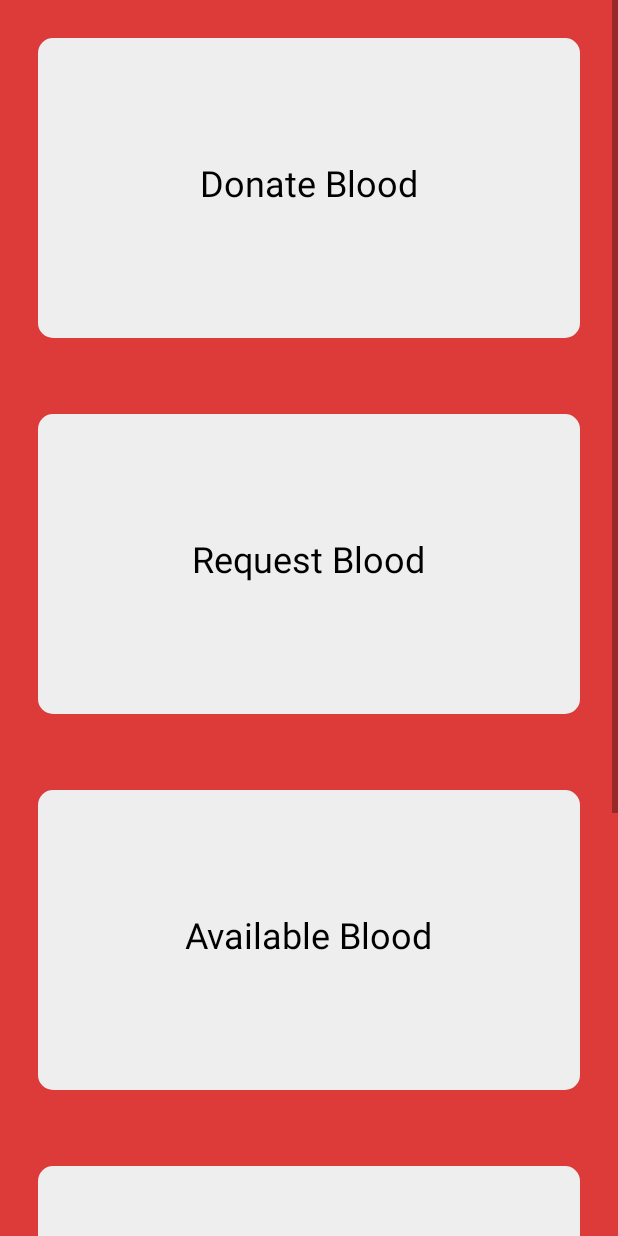
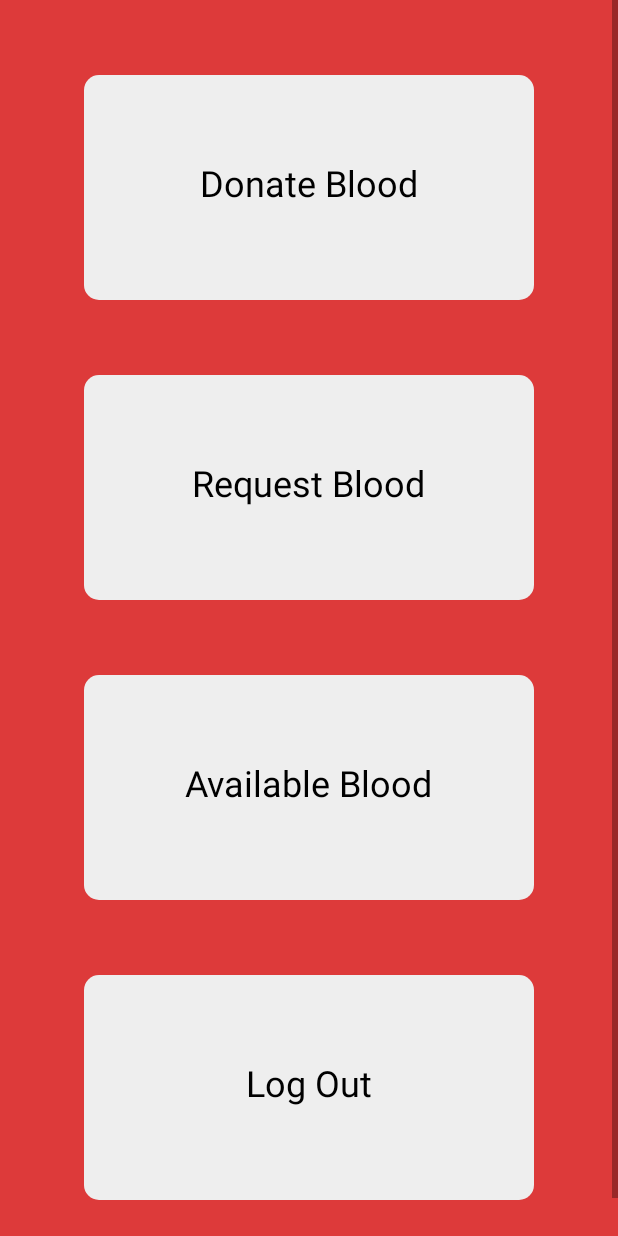
Before and after one commit to Ashutosh2209/blood-bank-app, an Android app: the Dashboard screen opened directly, with no data from a screen before it, on a phone screen of 412 x 824 dp. Run offline under Robolectric (Android 15) with nearby library versions, the phone set to English and light mode, and no system bars; our stand-ins replace Firebase (no records; nobody signed in at launch, a user with empty details on screens opened directly).

Commit message:
100% Completed... Done delete op

```diff
--- a/app/src/main/java/com/codewithashu/bloodbankandroidapp/Dashboard.java
+++ b/app/src/main/java/com/codewithashu/bloodbankandroidapp/Dashboard.java
@@ -25,7 +25,7 @@ public class Dashboard extends AppCompatActivity {
         cardRequest = (CardView)findViewById(R.id.request);
         cardAvailable = (CardView)findViewById(R.id.available);
 //        cardAddBlood = (CardView)findViewById(R.id.addblood);
-        cardDelete = (CardView)findViewById(R.id.delete);
+//        cardDelete = (CardView)findViewById(R.id.delete);
         cardLogOut = (CardView)findViewById(R.id.logout);
         fAuth = FirebaseAuth.getInstance();
 
@@ -106,13 +106,13 @@ public class Dashboard extends AppCompatActivity {
             }
         });
 
-        cardDelete.setOnClickListener(new View.OnClickListener() {
-            @Override
-            public void onClick(View view) {
-                Intent i = new Intent(getApplicationContext(), DeleteBlood.class);
-                startActivity(i);
-            }
-        });
+//        cardDelete.setOnClickListener(new View.OnClickListener() {
+//            @Override
+//            public void onClick(View view) {
+//                Intent i = new Intent(getApplicationContext(), DeleteBlood.class);
+//                startActivity(i);
+//            }
+//        });
 
         cardLogOut.setOnClickListener(new View.OnClickListener() {
             @Override
--- a/app/src/main/res/drawable/dialog_rounded.xml
+++ b/app/src/main/res/drawable/dialog_rounded.xml
@@ -1,6 +1,6 @@
 <?xml version="1.0" encoding="utf-8"?>
 <shape xmlns:android="http://schemas.android.com/apk/res/android">
-    <corners android:radius="50dp" />
+    <corners android:radius="25dp" />
     <solid android:color="#fff" />
     <stroke android:width="1dp"
         android:color="#DD3A3A"/>
--- a/app/src/main/res/layout/activity_dashboard.xml
+++ b/app/src/main/res/layout/activity_dashboard.xml
@@ -17,23 +17,22 @@
 
         <androidx.cardview.widget.CardView
             android:id="@+id/donate"
-            android:layout_width="match_parent"
-            android:layout_height="200dp"
+            android:layout_width="300dp"
+            android:layout_height="150dp"
             android:layout_rowWeight="1"
             android:layout_columnWeight="1"
-            android:layout_gravity="fill"
-            android:layout_margin="25sp"
+            android:layout_marginTop="50dp"
+            android:layout_gravity="center_horizontal"
             app:cardBackgroundColor="#EEEEEE"
             app:cardCornerRadius="10sp"
-            app:cardElevation="12sp">
+            app:cardElevation="13sp">
 
             <TextView
                 android:id="@+id/textView2"
                 android:layout_width="wrap_content"
                 android:layout_height="wrap_content"
                 android:layout_gravity="center_horizontal"
-                android:layout_marginTop="80dp"
-
+                android:layout_marginTop="55dp"
                 android:text="Donate Blood"
                 android:textColor="#000"
                 android:textSize="24sp" />
@@ -41,23 +40,22 @@
 
         <androidx.cardview.widget.CardView
             android:id="@+id/request"
-            android:layout_width="match_parent"
-            android:layout_height="200dp"
+            android:layout_width="300dp"
+            android:layout_height="150dp"
             android:layout_rowWeight="1"
             android:layout_columnWeight="1"
-            android:layout_gravity="fill"
-            android:layout_margin="25sp"
+            android:layout_marginTop="50dp"
+            android:layout_gravity="center_horizontal"
             app:cardBackgroundColor="#EEEEEE"
             app:cardCornerRadius="10sp"
-            app:cardElevation="12sp">
+            app:cardElevation="13sp">
 
             <TextView
                 android:id="@+id/textView5"
                 android:layout_width="wrap_content"
                 android:layout_height="wrap_content"
                 android:layout_gravity="center_horizontal"
-                android:layout_marginTop="80dp"
-
+                android:layout_marginTop="55dp"
                 android:text="Request Blood"
                 android:textColor="#000"
                 android:textSize="24sp" />
@@ -65,23 +63,22 @@
 
         <androidx.cardview.widget.CardView
             android:id="@+id/available"
-            android:layout_width="match_parent"
-            android:layout_height="200dp"
+            android:layout_width="300dp"
+            android:layout_height="150dp"
             android:layout_rowWeight="1"
             android:layout_columnWeight="1"
-            android:layout_gravity="fill"
-            android:layout_margin="25sp"
+            android:layout_marginTop="50dp"
+            android:layout_gravity="center_horizontal"
             app:cardBackgroundColor="#EEEEEE"
             app:cardCornerRadius="10sp"
-            app:cardElevation="12sp">
+            app:cardElevation="13sp">
 
             <TextView
                 android:id="@+id/textView6"
                 android:layout_width="wrap_content"
                 android:layout_height="wrap_content"
                 android:layout_gravity="center_horizontal"
-                android:layout_marginTop="80dp"
-
+                android:layout_marginTop="55dp"
                 android:text="Available Blood"
                 android:textColor="#000"
                 android:textSize="24sp" />
@@ -110,47 +107,48 @@
 <!--                android:textSize="24sp" />-->
 <!--        </androidx.cardview.widget.CardView>-->
 
-        <androidx.cardview.widget.CardView
-            android:id="@+id/delete"
-            android:layout_width="match_parent"
-            android:layout_height="200dp"
-            android:layout_rowWeight="1"
-            android:layout_columnWeight="1"
-            android:layout_gravity="fill"
-            android:layout_margin="25sp"
-            app:cardBackgroundColor="#EEEEEE"
-            app:cardCornerRadius="10sp"
-            app:cardElevation="12sp">
+<!--        <androidx.cardview.widget.CardView-->
+<!--            android:id="@+id/delete"-->
+<!--            android:layout_width="match_parent"-->
+<!--            android:layout_height="200dp"-->
+<!--            android:layout_rowWeight="1"-->
+<!--            android:layout_columnWeight="1"-->
+<!--            android:layout_gravity="fill"-->
+<!--            android:layout_margin="25sp"-->
+<!--            app:cardBackgroundColor="#EEEEEE"-->
+<!--            app:cardCornerRadius="10sp"-->
+<!--            app:cardElevation="12sp">-->
 
-            <TextView
-                android:id="@+id/textView4"
-                android:layout_width="wrap_content"
-                android:layout_height="wrap_content"
-                android:layout_gravity="center_horizontal"
-                android:layout_marginTop="80dp"
-                android:text="Delete Blood"
-                android:textColor="#000"
-                android:textSize="24sp" />
-        </androidx.cardview.widget.CardView>
+<!--            <TextView-->
+<!--                android:id="@+id/textView4"-->
+<!--                android:layout_width="wrap_content"-->
+<!--                android:layout_height="wrap_content"-->
+<!--                android:layout_gravity="center_horizontal"-->
+<!--                android:layout_marginTop="80dp"-->
+<!--                android:text="Delete Blood"-->
+<!--                android:textColor="#000"-->
+<!--                android:textSize="24sp" />-->
+<!--        </androidx.cardview.widget.CardView>-->
 
         <androidx.cardview.widget.CardView
             android:id="@+id/logout"
-            android:layout_width="match_parent"
-            android:layout_height="200dp"
+            android:layout_width="300dp"
+            android:layout_height="150dp"
             android:layout_rowWeight="1"
             android:layout_columnWeight="1"
-            android:layout_gravity="fill"
-            android:layout_margin="25sp"
+            android:layout_marginTop="50dp"
+            android:layout_marginBottom="50dp"
+            android:layout_gravity="center_horizontal"
             app:cardBackgroundColor="#EEEEEE"
             app:cardCornerRadius="10sp"
-            app:cardElevation="12sp">
+            app:cardElevation="13sp">
 
             <TextView
                 android:id="@+id/tvlogout"
                 android:layout_width="wrap_content"
                 android:layout_height="wrap_content"
                 android:layout_gravity="center_horizontal"
-                android:layout_marginTop="80dp"
+                android:layout_marginTop="55dp"
                 android:text="Log Out"
                 android:textColor="#000"
                 android:textSize="24sp" />
```
Also changed, not shown: app/src/main/java/com/codewithashu/bloodbankandroidapp/SignUp.java (+14 -13 lines), app/src/main/java/com/codewithashu/bloodbankandroidapp/User.java (+18 -18 lines), app/src/main/java/com/codewithashu/bloodbankandroidapp/myadapterAB.java (+39 -12 lines), app/src/main/res/layout/activity_login.xml (+5 -5 lines), app/src/main/res/layout/activity_sign_up.xml (+8 -34 lines), app/src/main/res/layout/dialogcontent.xml (+16 -18 lines).
